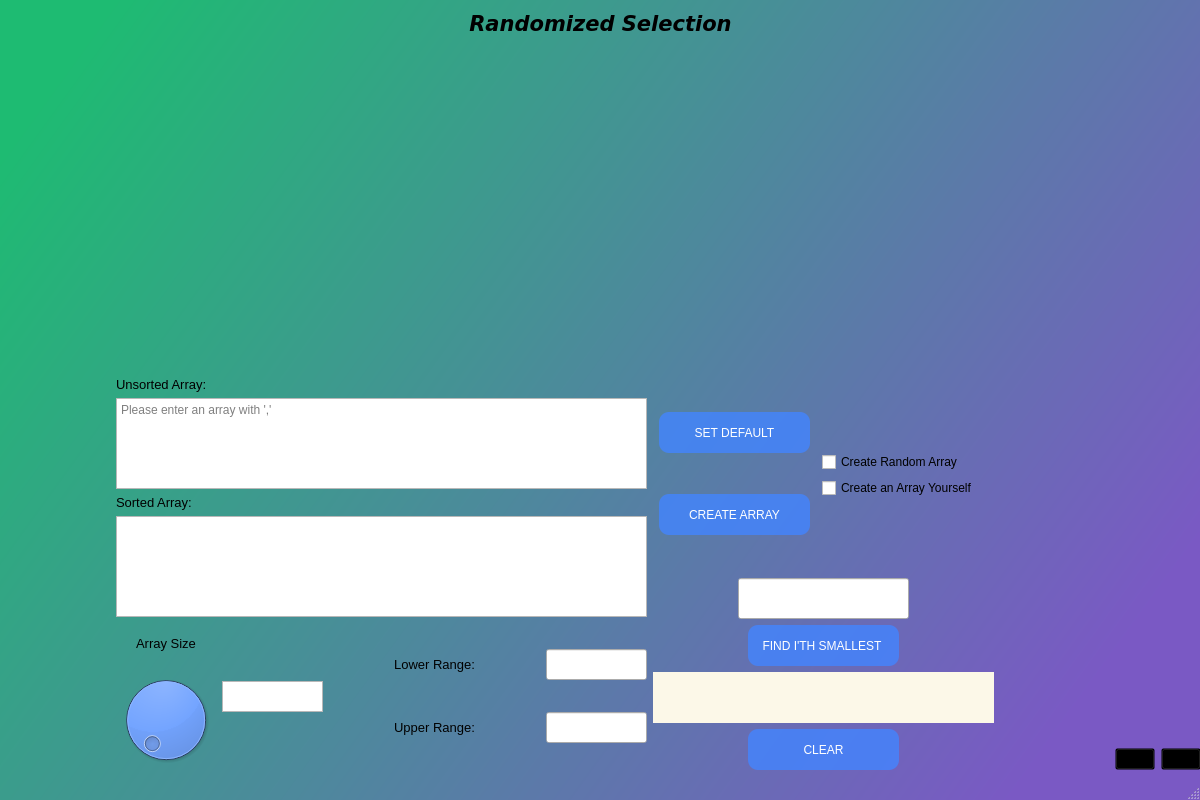
Above: qt_designer_ozan/randomized_selection_uiqt.ui from ozan-git/Sorting-Algorithms-Visualisation before the change. Below: the same form after it.
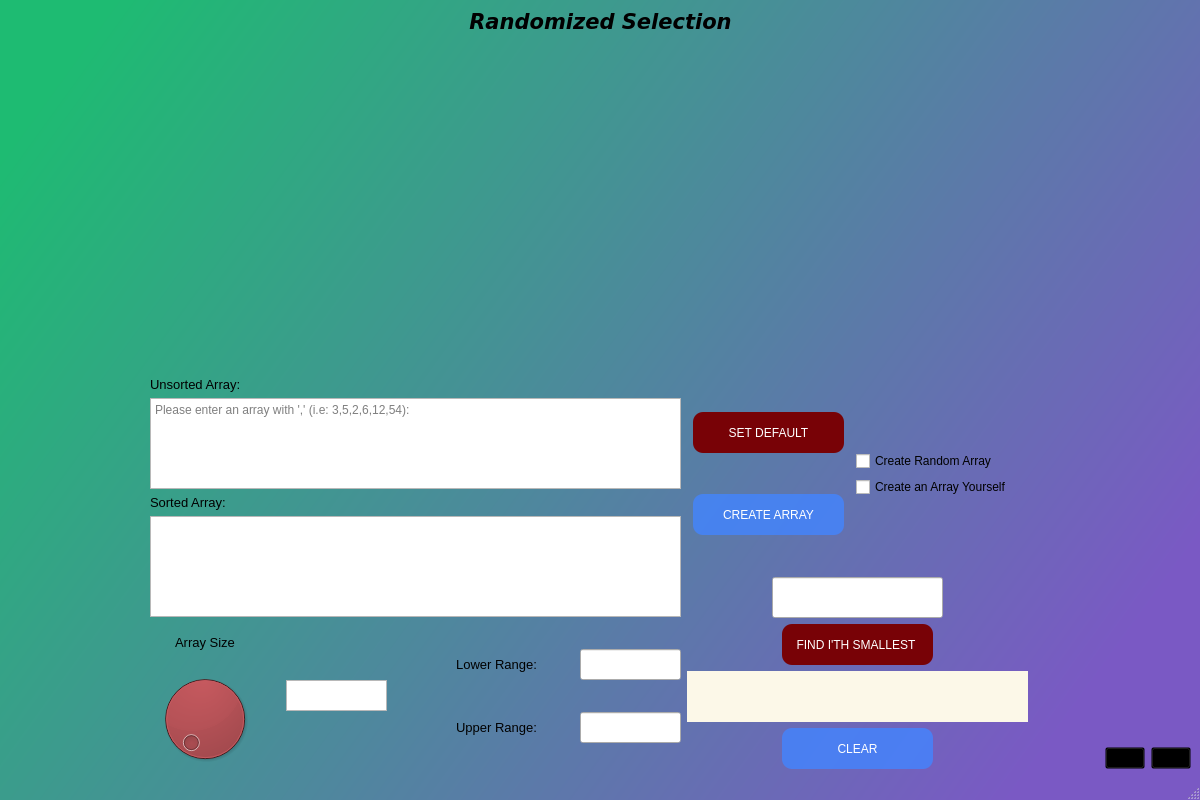
That is the form after the change. Icons and pictures are not drawn. Custom widgets are drawn as their Qt base class.

```diff
--- a/qt_designer_ozan/randomized_selection_uiqt.ui
+++ b/qt_designer_ozan/randomized_selection_uiqt.ui
@@ -18,8 +18,8 @@
   </property>
   <property name="maximumSize">
    <size>
-    <width>1200</width>
-    <height>800</height>
+    <width>365686</width>
+    <height>868686</height>
    </size>
   </property>
   <property name="windowTitle">
@@ -31,15 +31,8 @@
 }</string>
   </property>
   <widget class="QWidget" name="centralwidget">
-   <widget class="QWidget" name="layoutWidget">
-    <property name="geometry">
-     <rect>
-      <x>0</x>
-      <y>10</y>
-      <width>1201</width>
-      <height>27</height>
-     </rect>
-    </property>
+   <layout class="QVBoxLayout" name="verticalLayout_14">
+    <item>
     <layout class="QHBoxLayout" name="horizontalLayout">
      <item>
       <spacer name="horizontalSpacer">
@@ -96,16 +89,8 @@
       </spacer>
      </item>
     </layout>
-   </widget>
-   <widget class="QWidget" name="layoutWidget">
-    <property name="geometry">
-     <rect>
-      <x>0</x>
-      <y>40</y>
-      <width>1201</width>
-      <height>730</height>
-     </rect>
-    </property>
+    </item>
+    <item>
     <layout class="QVBoxLayout" name="verticalLayout_12">
      <item>
       <layout class="QHBoxLayout" name="horizontalLayout_2">
@@ -168,6 +153,19 @@
          </property>
         </spacer>
        </item>
+        <item>
+         <spacer name="horizontalSpacer_13">
+          <property name="orientation">
+           <enum>Qt::Horizontal</enum>
+          </property>
+          <property name="sizeHint" stdset="0">
+           <size>
+            <width>40</width>
+            <height>20</height>
+           </size>
+          </property>
+         </spacer>
+        </item>
        <item>
         <layout class="QHBoxLayout" name="horizontalLayout_11">
          <item>
@@ -206,7 +204,7 @@
                   <bool>false</bool>
                  </property>
                  <property name="placeholderText">
-                  <string>Please enter an array with ','</string>
+                   <string>Please enter an array with ',' (i.e: 3,5,2,6,12,54):</string>
                  </property>
                 </widget>
                </item>
@@ -286,7 +284,7 @@
                     <string>Set the Array Size</string>
                    </property>
                    <property name="styleSheet">
-                    <string notr="true">background-color: rgba(66, 132, 255,0.8);</string>
+                     <string notr="true">background-color: rgba(120, 2, 6, 255);</string>
                    </property>
                   </widget>
                  </item>
@@ -295,7 +293,7 @@
                <item>
                 <layout class="QVBoxLayout" name="verticalLayout_6">
                  <item>
-                  <spacer name="verticalSpacer_2">
+                   <spacer name="verticalSpacer">
                    <property name="orientation">
                     <enum>Qt::Vertical</enum>
                    </property>
@@ -306,6 +304,8 @@
                     </size>
                    </property>
                   </spacer>
+                  </item>
+                 </layout>
                  </item>
                  <item>
                   <widget class="QTextEdit" name="display_arraylen">
@@ -337,7 +337,7 @@
                   </widget>
                  </item>
                  <item>
-                  <spacer name="verticalSpacer">
+                 <spacer name="verticalSpacer_2">
                    <property name="orientation">
                     <enum>Qt::Vertical</enum>
                    </property>
@@ -348,8 +348,6 @@
                     </size>
                    </property>
                   </spacer>
-                 </item>
-                </layout>
                </item>
               </layout>
              </item>
@@ -461,7 +459,8 @@
                   <string>Create array with selected values.</string>
                  </property>
                  <property name="styleSheet">
-                  <string notr="true">#set_default_values{background-color: rgba(66, 132, 255,0.8);
+                   <string notr="true">#set_default_values{
+background-color: rgba(120, 2, 6, 255);
 font: 10pt &quot;MS Shell Dlg 2&quot; white;
 border-radius: 10px ;
 color: white;}
@@ -675,7 +674,7 @@
                  </property>
                  <property name="styleSheet">
                   <string notr="true">#find_btn{font: 9pt &quot;MS Shell Dlg 2&quot; white;
-background-color: rgba(66, 132, 255,0.8);
+background-color: rgba(120, 2, 6, 255);
 border-radius: 10px ;
 color: white;}
 #find_btn:hover{
@@ -881,7 +880,8 @@
       </layout>
      </item>
     </layout>
-   </widget>
+    </item>
+   </layout>
   </widget>
   <widget class="QStatusBar" name="statusbar"/>
  </widget>
```
Lines whose indentation alone changed are shown as unchanged.
